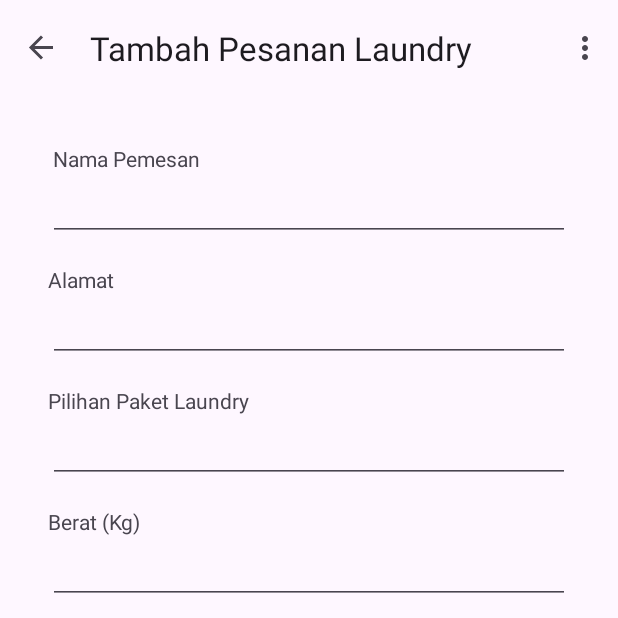
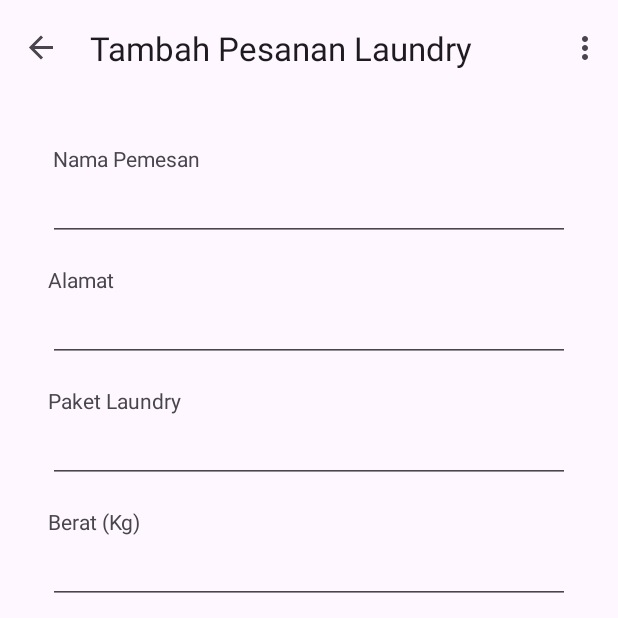
Before and after one commit to DiahEkaTIFB023/LaundryApp, an Android app: the SecondFragment screen opened through its navigation route, on a phone screen of 412 x 824 dp, the top half of it. Run offline under Robolectric (Android 15) with nearby library versions, the light colour scheme and no system bars; our stand-ins replace navigation-ui.

Commit message:
mengubah pilihan

```diff
--- a/app/src/main/res/layout/fragment_second.xml
+++ b/app/src/main/res/layout/fragment_second.xml
@@ -57,7 +57,7 @@
             android:layout_width="wrap_content"
             android:layout_height="wrap_content"
             android:layout_marginTop="16dp"
-            android:text="Pilihan Paket Laundry"
+            android:text="Paket Laundry"
             app:layout_constraintStart_toStartOf="@+id/addressEditText"
             app:layout_constraintTop_toBottomOf="@+id/addressEditText" />
 
```
